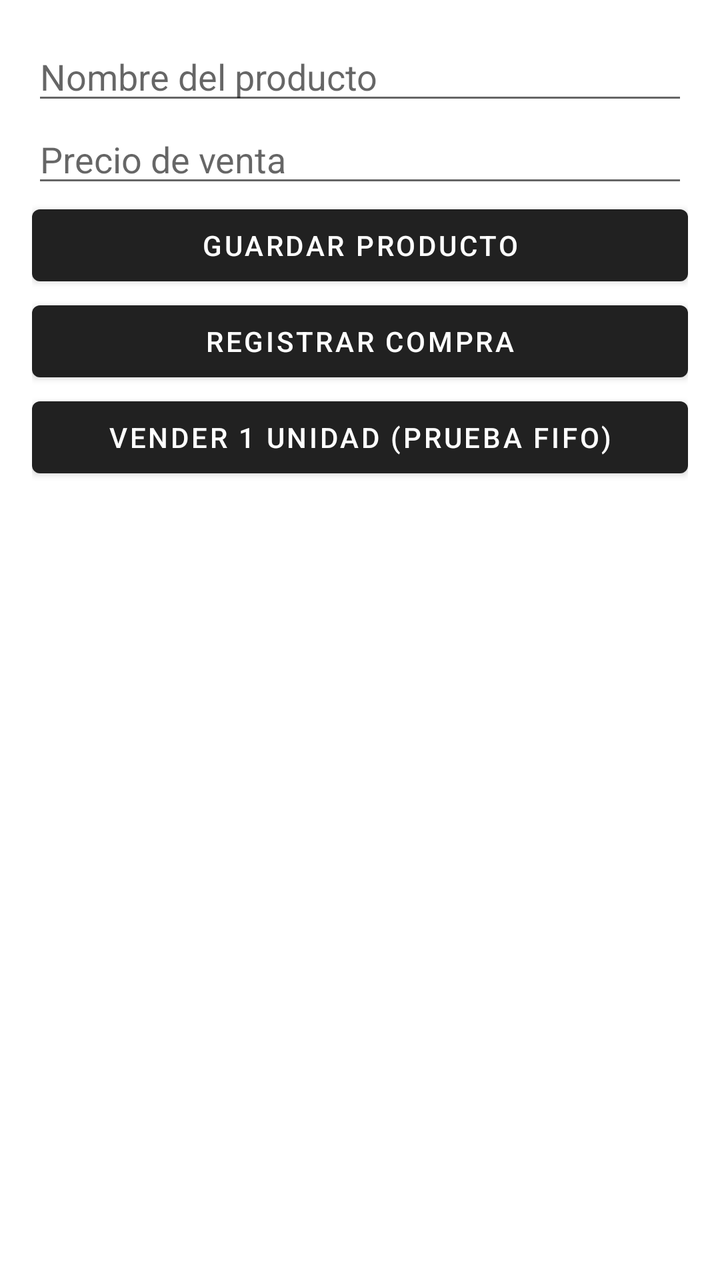
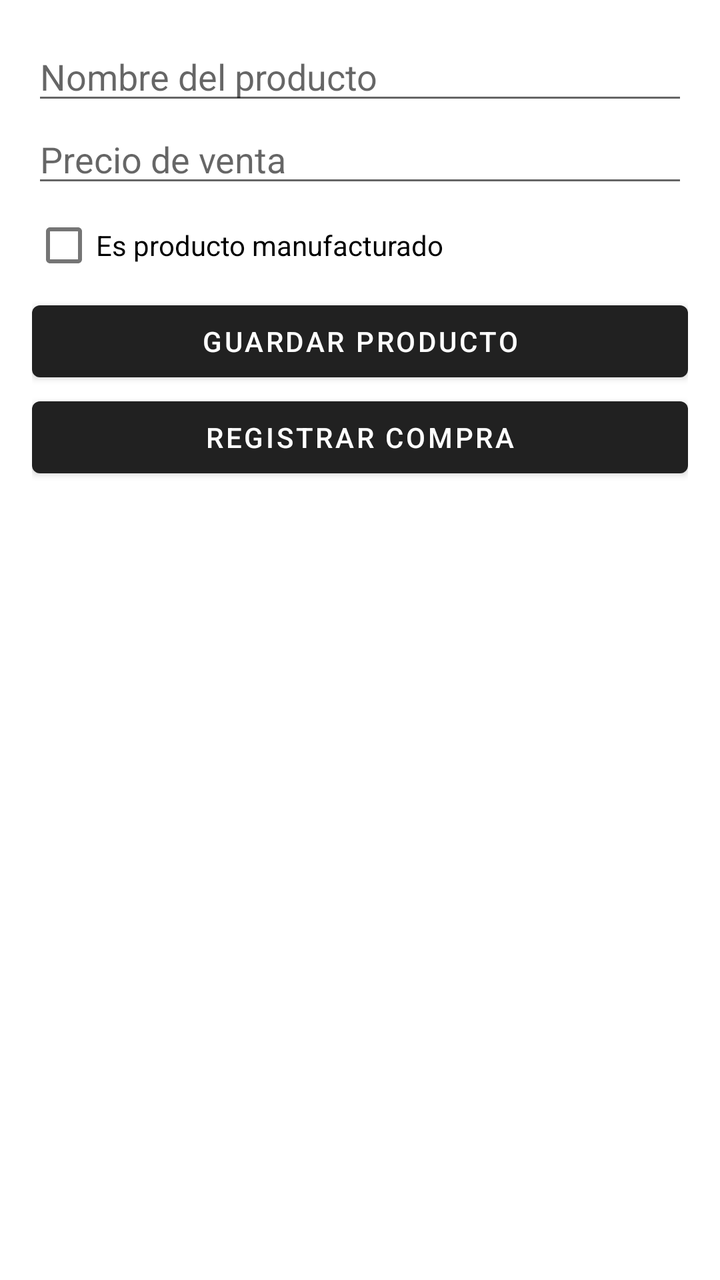

Compare the two renders of this Android layout. The source of the first and the diff that turns it into the second are given below.
<!-- AndroidManifest.xml: application theme Theme.MaterialComponents.DayNight.DarkActionBar -->
<!-- res/layout/activity_inventory.xml -->
<?xml version="1.0" encoding="utf-8"?>
<ScrollView xmlns:android="http://schemas.android.com/apk/res/android"
    android:padding="16dp"
    android:layout_width="match_parent"
    android:layout_height="match_parent">

    <LinearLayout
        android:orientation="vertical"
        android:layout_width="match_parent"
        android:layout_height="wrap_content">

        <EditText
            android:id="@+id/etProductName"
            android:hint="Nombre del producto"
            android:layout_width="match_parent"
            android:layout_height="wrap_content"/>

        <EditText
            android:id="@+id/etProductPrice"
            android:hint="Precio de venta"
            android:inputType="numberDecimal"
            android:layout_width="match_parent"
            android:layout_height="wrap_content"/>

        <Button
    android:id="@+id/btnSaveProduct"
    android:text="Guardar Producto"
    android:layout_width="match_parent"
    android:layout_height="wrap_content"/>

<Button
    android:id="@+id/btnOpenPurchase"
    android:text="Registrar Compra"
    android:layout_width="match_parent"
    android:layout_height="wrap_content"/>

<Button
    android:id="@+id/btnTestSell"
    android:text="Vender 1 unidad (Prueba FIFO)"
    android:layout_width="match_parent"
    android:layout_height="wrap_content"/>


        <TextView
            android:id="@+id/txtProductList"
            android:paddingTop="20dp"
            android:layout_width="match_parent"
            android:layout_height="wrap_content"/>

    </LinearLayout>

</ScrollView>
<!-- resources referenced by this layout -->
<resources>

</resources>

<!-- the commit's change to res/layout/activity_inventory.xml (unified diff, before → after) -->
@@ -1,11 +1,12 @@
 <?xml version="1.0" encoding="utf-8"?>
-<ScrollView xmlns:android="http://schemas.android.com/apk/res/android"
-    android:padding="16dp"
+<ScrollView
+    xmlns:android="http://schemas.android.com/apk/res/android"
     android:layout_width="match_parent"
     android:layout_height="match_parent">
 
     <LinearLayout
         android:orientation="vertical"
+        android:padding="16dp"
         android:layout_width="match_parent"
         android:layout_height="wrap_content">
 
@@ -22,24 +23,24 @@
             android:layout_width="match_parent"
             android:layout_height="wrap_content"/>
 
+        
+        <CheckBox
+            android:id="@+id/chkManufactured"
+            android:text="Es producto manufacturado"
+            android:layout_width="match_parent"
+            android:layout_height="wrap_content"/>
+
         <Button
-    android:id="@+id/btnSaveProduct"
-    android:text="Guardar Producto"
-    android:layout_width="match_parent"
-    android:layout_height="wrap_content"/>
+            android:id="@+id/btnSaveProduct"
+            android:text="Guardar Producto"
+            android:layout_width="match_parent"
+            android:layout_height="wrap_content"/>
 
-<Button
-    android:id="@+id/btnOpenPurchase"
-    android:text="Registrar Compra"
-    android:layout_width="match_parent"
-    android:layout_height="wrap_content"/>
-
-<Button
-    android:id="@+id/btnTestSell"
-    android:text="Vender 1 unidad (Prueba FIFO)"
-    android:layout_width="match_parent"
-    android:layout_height="wrap_content"/>
-
+        <Button
+            android:id="@+id/btnOpenPurchase"
+            android:text="Registrar Compra"
+            android:layout_width="match_parent"
+            android:layout_height="wrap_content"/>
 
         <TextView
             android:id="@+id/txtProductList"
@@ -48,5 +49,4 @@
             android:layout_height="wrap_content"/>
 
     </LinearLayout>
-
 </ScrollView>
